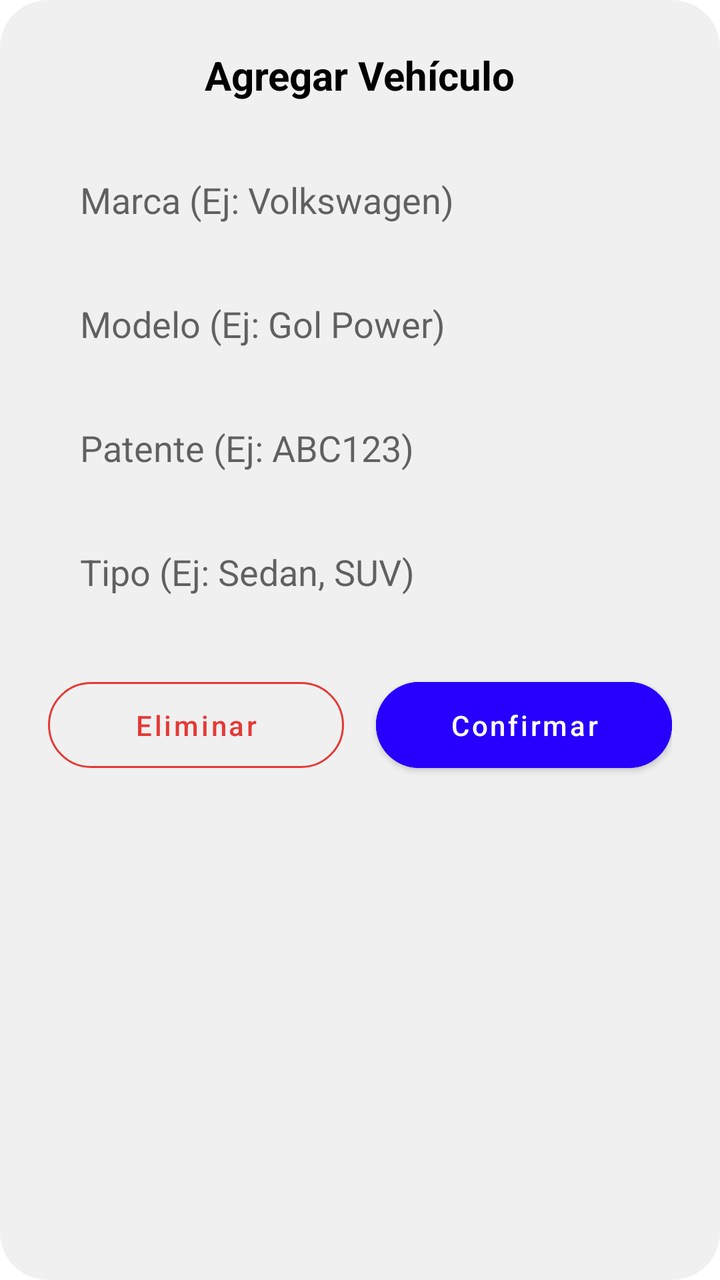
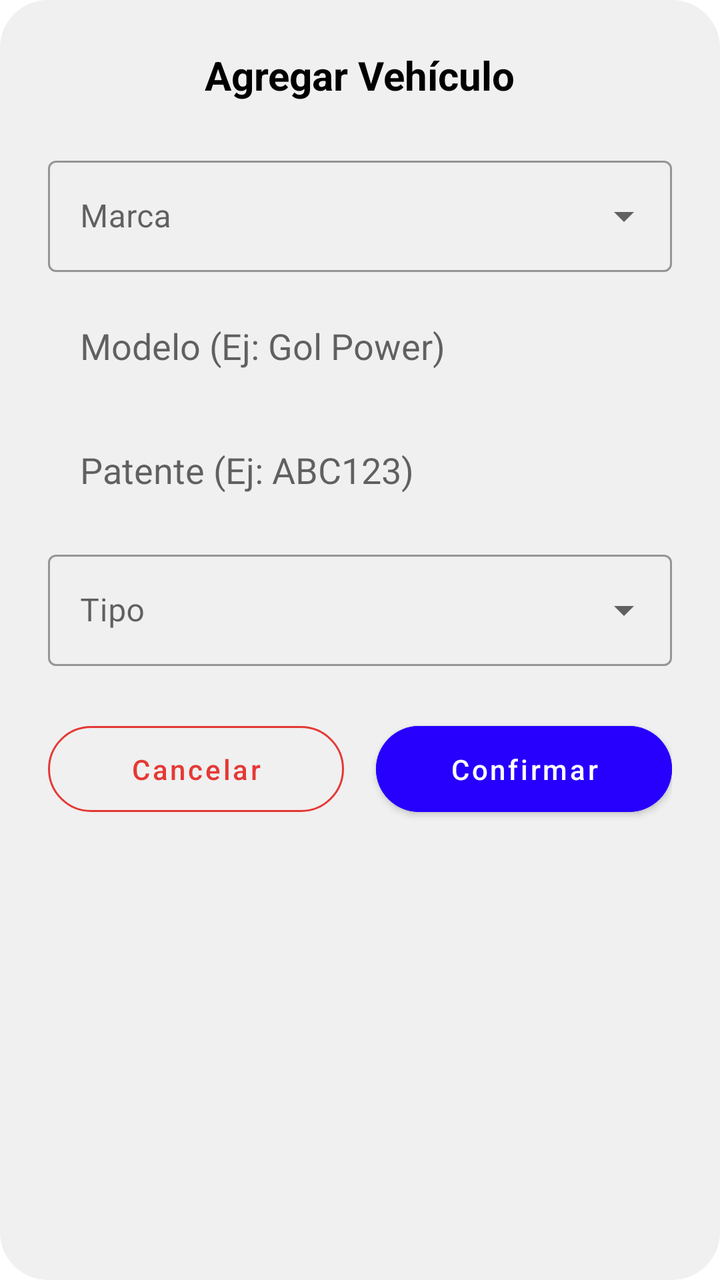

Two renders of the same Android screen: before a commit and after it. Below are the layout's source before the change and the commit's diff.
<!-- AndroidManifest.xml: application theme Theme.CarWash -->
<!-- res/layout/layout_add_vehicle_bottom_sheet.xml -->
<?xml version="1.0" encoding="utf-8"?>
<LinearLayout xmlns:android="http://schemas.android.com/apk/res/android"
    xmlns:app="http://schemas.android.com/apk/res-auto"
    android:layout_width="match_parent"
    android:layout_height="wrap_content"
    android:orientation="vertical"
    android:padding="24dp"
    android:background="@drawable/search_bar_background">

    <TextView
        android:id="@+id/tvSheetTitle"
        android:layout_width="wrap_content"
        android:layout_height="wrap_content"
        android:text="Agregar Vehículo"
        android:textColor="@color/black"
        android:textSize="20sp"
        android:textStyle="bold"
        android:layout_gravity="center_horizontal"
        android:layout_marginBottom="24dp"/>

    <EditText
        android:id="@+id/etBrand"
        android:layout_width="match_parent"
        android:layout_height="50dp"
        android:hint="Marca (Ej: Volkswagen)"
        android:background="@drawable/edit_text_background"
        android:paddingHorizontal="16dp"
        android:layout_marginBottom="12dp"
        android:inputType="textCapWords"/>

    <EditText
        android:id="@+id/etModel"
        android:layout_width="match_parent"
        android:layout_height="50dp"
        android:hint="Modelo (Ej: Gol Power)"
        android:background="@drawable/edit_text_background"
        android:paddingHorizontal="16dp"
        android:layout_marginBottom="12dp"
        android:inputType="textCapWords"/>

    <EditText
        android:id="@+id/etPlate"
        android:layout_width="match_parent"
        android:layout_height="50dp"
        android:hint="Patente (Ej: ABC123)"
        android:background="@drawable/edit_text_background"
        android:paddingHorizontal="16dp"
        android:layout_marginBottom="12dp"
        android:inputType="textCapCharacters"/>

    <EditText
        android:id="@+id/etType"
        android:layout_width="match_parent"
        android:layout_height="50dp"
        android:hint="Tipo (Ej: Sedan, SUV)"
        android:background="@drawable/edit_text_background"
        android:paddingHorizontal="16dp"
        android:layout_marginBottom="24dp"
        android:inputType="textCapWords"/>

    <LinearLayout
        android:layout_width="match_parent"
        android:layout_height="wrap_content"
        android:orientation="horizontal">

        <com.google.android.material.button.MaterialButton
            android:id="@+id/btnCancel"
            style="@style/Widget.MaterialComponents.Button.OutlinedButton"
            android:layout_width="0dp"
            android:layout_height="55dp"
            android:layout_weight="1"
            android:layout_marginEnd="8dp"
            android:text="Eliminar"
            android:textAllCaps="false"
            android:textColor="@color/red"
            app:cornerRadius="24dp"
            app:strokeColor="@color/red" />

        <com.google.android.material.button.MaterialButton
            android:id="@+id/btnConfirm"
            android:layout_width="0dp"
            android:layout_height="55dp"
            android:layout_weight="1"
            android:layout_marginStart="8dp"
            android:text="Confirmar"
            android:textAllCaps="false"
            android:backgroundTint="@color/azulcarwash"
            app:cornerRadius="24dp" />

    </LinearLayout>

</LinearLayout>
<!-- resources referenced by this layout -->
<resources>
  <color name="azulcarwash">#2600FC</color>
  <color name="black">#FF000000</color>
  <color name="red">#E53935</color>
  <!-- drawable edit_text_background (drawable) -->
  <?xml version="1.0" encoding="utf-8"?>
  <shape xmlns:android="http://schemas.android.com/apk/res/android"
      android:shape="rectangle">
  
      
      <solid android:color="@color/edit_text_bg_gray" />
  
      
      <corners android:radius="12dp" />
  
  </shape>
  <!-- drawable search_bar_background (drawable) -->
  <?xml version="1.0" encoding="utf-8"?>
  <shape xmlns:android="http://schemas.android.com/apk/res/android"
      android:shape="rectangle">
      <solid android:color="#F0F0F0" />
      <corners android:radius="24dp" />
  </shape>
  <style name="Theme.CarWash" parent="Theme.MaterialComponents.DayNight.NoActionBar">
          
          <item name="colorPrimary">@color/purple_500</item>
          <item name="colorPrimaryVariant">@color/purple_700</item>
          <item name="colorOnPrimary">@color/white</item>
          
          <item name="colorSecondary">@color/teal_200</item>
          <item name="colorSecondaryVariant">@color/teal_700</item>
          <item name="colorOnSecondary">@color/black</item>
          
          <item name="android:statusBarColor">?attr/colorPrimaryVariant</item>
          
      </style>
  <color name="edit_text_bg_gray">#F0F0F0</color>
  <color name="purple_500">#FF6200EE</color>
  <color name="purple_700">#FF3700B3</color>
  <color name="white">#FFFFFFFF</color>
  <color name="teal_200">#FF03DAC5</color>
  <color name="teal_700">#FF018786</color>
</resources>

<!-- the commit's change to res/layout/layout_add_vehicle_bottom_sheet.xml (unified diff, before → after) -->
@@ -18,15 +18,21 @@
         android:layout_gravity="center_horizontal"
         android:layout_marginBottom="24dp"/>
 
-    <EditText
-        android:id="@+id/etBrand"
+    <com.google.android.material.textfield.TextInputLayout
+        style="@style/Widget.MaterialComponents.TextInputLayout.OutlinedBox.ExposedDropdownMenu"
         android:layout_width="match_parent"
-        android:layout_height="50dp"
-        android:hint="Marca (Ej: Volkswagen)"
-        android:background="@drawable/edit_text_background"
-        android:paddingHorizontal="16dp"
+        android:layout_height="wrap_content"
         android:layout_marginBottom="12dp"
-        android:inputType="textCapWords"/>
+        android:hint="Marca">
+
+        <AutoCompleteTextView
+            android:id="@+id/actvBrand"
+            android:layout_width="match_parent"
+            android:layout_height="wrap_content"
+            android:inputType="none"
+            android:paddingHorizontal="16dp" />
+
+    </com.google.android.material.textfield.TextInputLayout>
 
     <EditText
         android:id="@+id/etModel"
@@ -48,15 +54,21 @@
         android:layout_marginBottom="12dp"
         android:inputType="textCapCharacters"/>
 
-    <EditText
-        android:id="@+id/etType"
+    <com.google.android.material.textfield.TextInputLayout
+        style="@style/Widget.MaterialComponents.TextInputLayout.OutlinedBox.ExposedDropdownMenu"
         android:layout_width="match_parent"
-        android:layout_height="50dp"
-        android:hint="Tipo (Ej: Sedan, SUV)"
-        android:background="@drawable/edit_text_background"
-        android:paddingHorizontal="16dp"
+        android:layout_height="wrap_content"
         android:layout_marginBottom="24dp"
-        android:inputType="textCapWords"/>
+        android:hint="Tipo">
+
+        <AutoCompleteTextView
+            android:id="@+id/actvType"
+            android:layout_width="match_parent"
+            android:layout_height="wrap_content"
+            android:inputType="none"
+            android:paddingHorizontal="16dp" />
+
+    </com.google.android.material.textfield.TextInputLayout>
 
     <LinearLayout
         android:layout_width="match_parent"
@@ -70,7 +82,7 @@
             android:layout_height="55dp"
             android:layout_weight="1"
             android:layout_marginEnd="8dp"
-            android:text="Eliminar"
+            android:text="Cancelar"
             android:textAllCaps="false"
             android:textColor="@color/red"
             app:cornerRadius="24dp"
